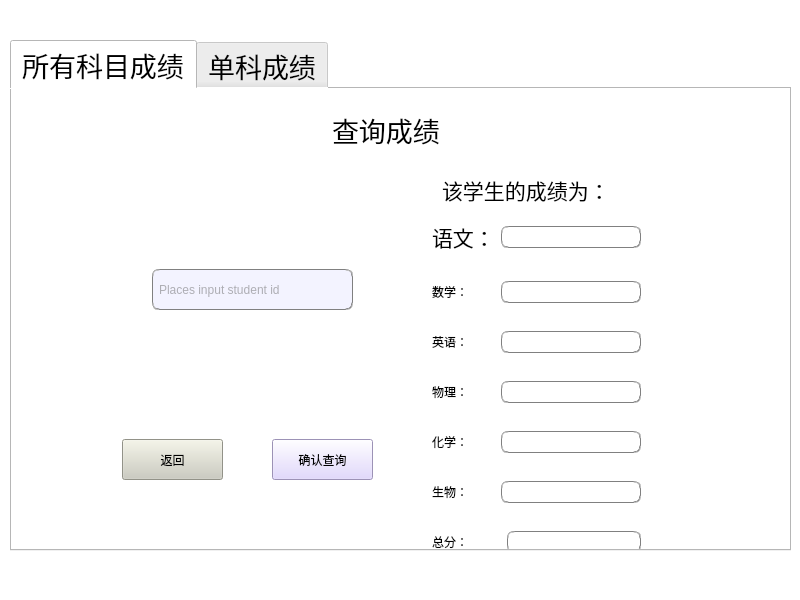
The window that CODE/check_score.ui (lensans/-) describes before a commit, drawn with Qt 5.
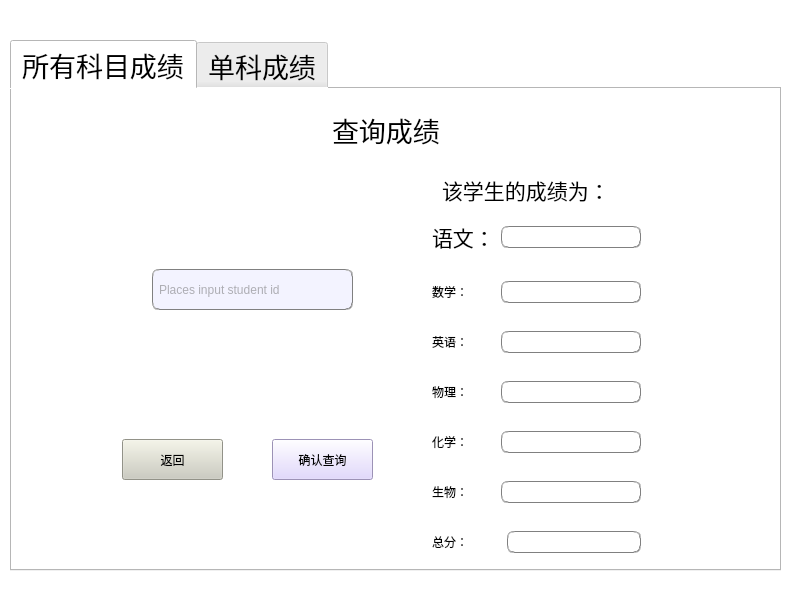
The same window after the commit.

The edit to the form file:
```diff
--- a/CODE/check_score.ui
+++ b/CODE/check_score.ui
@@ -22,8 +22,8 @@
      <rect>
       <x>10</x>
       <y>40</y>
-      <width>781</width>
-      <height>511</height>
+      <width>771</width>
+      <height>531</height>
      </rect>
     </property>
     <property name="font">
```
Left out of the diff: 138 changed lines with no effect on the pictures.
